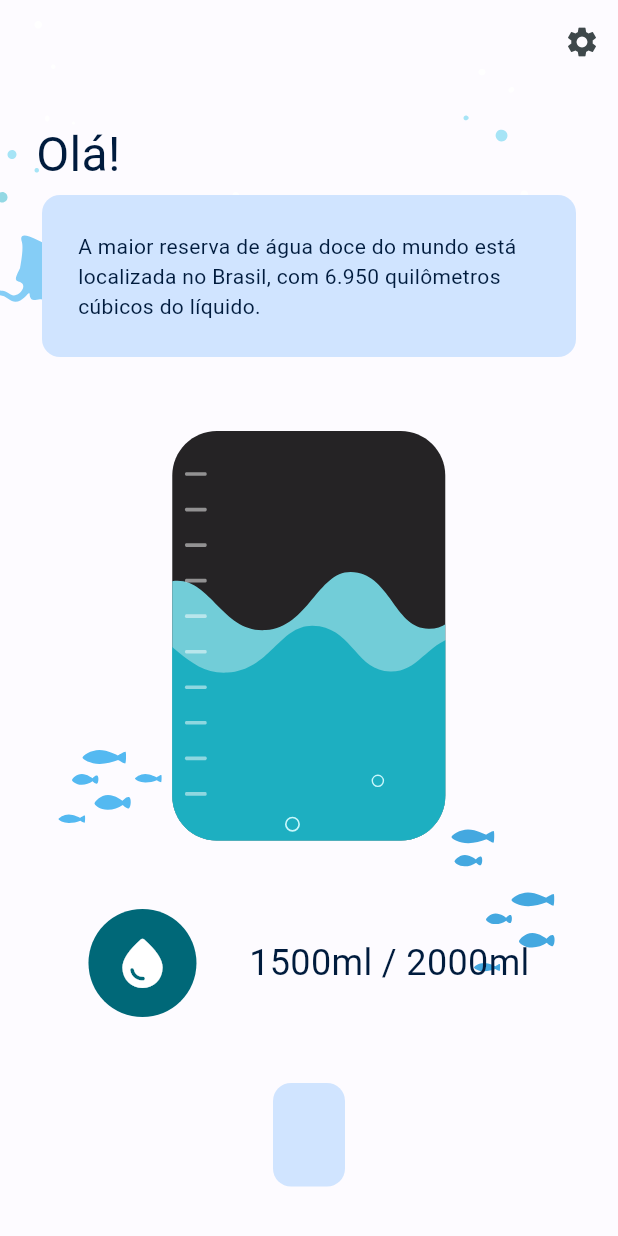
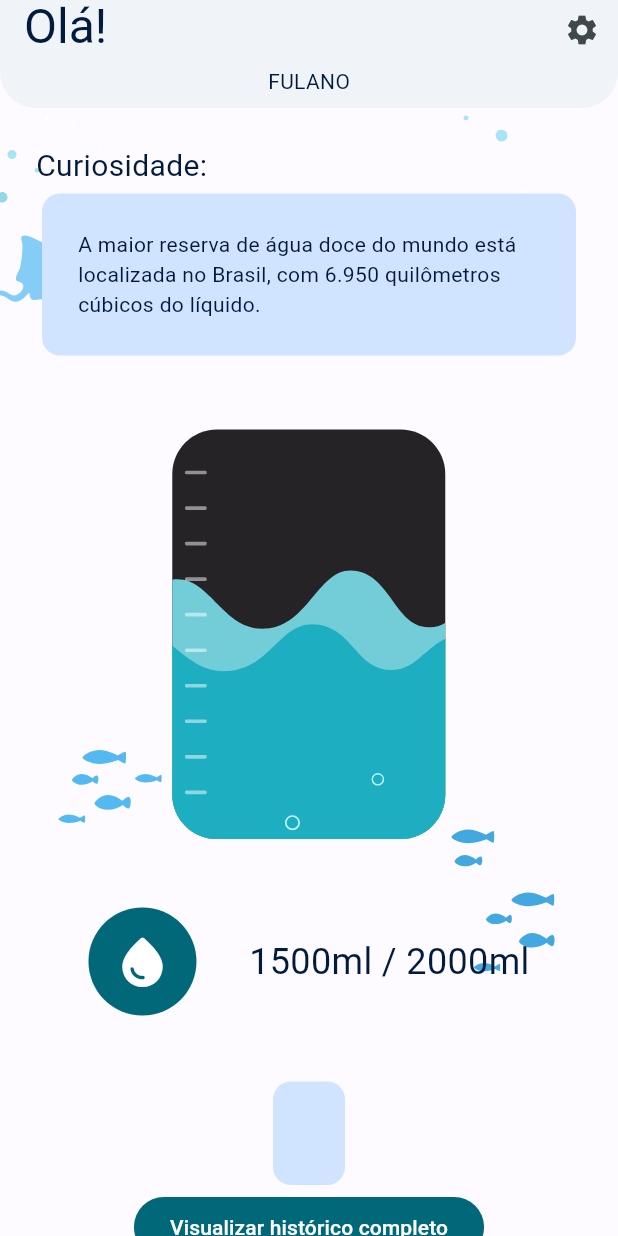
Before and after one commit to MatheusLSantos/waterapp, a Flutter app: the screen it shows after launch, on a phone screen of 412 x 824 dp. Run offline on Flutter 3.47's test engine with Material 2 defaults, Android fonts, the light colour scheme and no system bars; our stand-ins replace lottie.

Commit message:
modify appbar

```diff
--- a/lib/home_screen.dart
+++ b/lib/home_screen.dart
@@ -1,6 +1,8 @@
 import 'package:flutter/material.dart';
 import 'settings_screen.dart';
 import 'package:lottie/lottie.dart';
+import 'water_intake_history.dart';
+
 
 class HomeScreen extends StatefulWidget {
   const HomeScreen({super.key});
@@ -25,7 +27,20 @@ class _HomeScreenState extends State<HomeScreen> {
             extendBodyBehindAppBar: false,
             backgroundColor: Colors.transparent,
             appBar: AppBar(
-              backgroundColor: Colors.transparent,
+              backgroundColor: Theme.of(context).colorScheme.background,
+              elevation: 1,
+              forceMaterialTransparency: false,
+              title: Text("Olá!", style: TextStyle(fontSize: 32),),
+              bottom: PreferredSize(preferredSize: Size.fromHeight(16), child: Padding(
+                padding: const EdgeInsets.all(8.0),
+                child: Text("FULANO"),
+              )),
+              shape: const RoundedRectangleBorder(
+                  borderRadius: BorderRadius.only(
+                      bottomLeft: Radius.circular(24),
+                    bottomRight: Radius.circular(24)
+                  )
+              ),
               actions: [
                 IconButton(onPressed: (){
                   Navigator.push(context, MaterialPageRoute(builder: (context) =>SettingsScreen()));
@@ -38,9 +53,9 @@ class _HomeScreenState extends State<HomeScreen> {
                 children: [
                   Row(
                     children: [
-                      Text('Olá!',
+                      Text('Curiosidade:',
                         style: TextStyle(
-                            fontSize: 32
+                            fontSize: 20
                         ),),
                     ],
                   ),
@@ -87,10 +102,17 @@ class _HomeScreenState extends State<HomeScreen> {
                           elevation: 0,
                           color: Theme.of(context).colorScheme.tertiaryContainer,
                           child: Padding(
-                          padding: const EdgeInsets.all(24.0),
-                          child: Text(""),
+                            padding: EdgeInsets.all(24),
+                            child: Container(
+                                child: Text("")),
+                          )
                       ),
-                      ),
+                      FilledButton(onPressed: (){
+                        // Navegar para a tela de alteração de peso (WeightScreen)
+                        Navigator.push(context, MaterialPageRoute(builder: (context) => WaterIntakeHistory()));
+                      },
+                        child: Text("Visualizar histórico completo"),
+                      )
                     ],
                   )
                 ],
```
Lines whose indentation alone changed are shown as unchanged.
